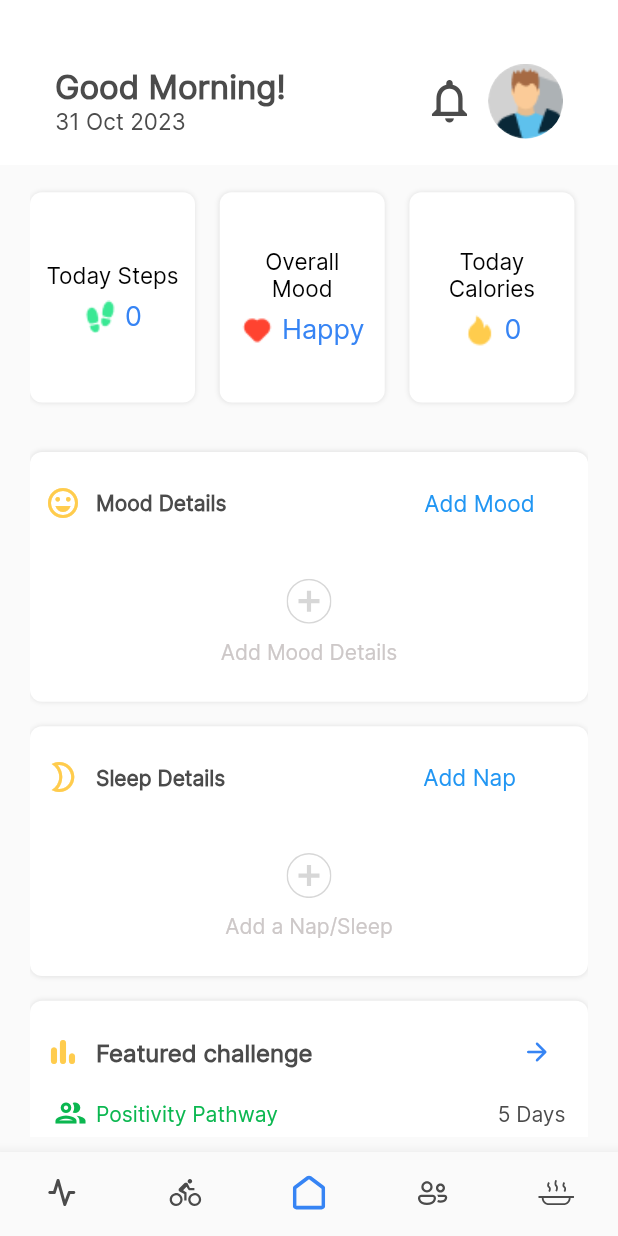
After one commit to Team-Ayura/Ayura-Client, a Flutter app: the Diary_Home screen opened directly, on a phone screen of 412 x 824 dp. The commit adds this screen. Run offline on Flutter 3.47's test engine with Material 2 defaults, Android fonts, the phone set to English and light mode, and no system bars; our stand-ins replace buttons_tabbar, fl_chart, flutter_animate, flutter_calendar_carousel, flutter_slidable, flutter_svg and 11 more; missing offline and left inert: country_list_pick, flutter_ruler_picker, time_duration_picker; accounts and stored records are empty; project files that could hold a hidden picture were left out.

Commit message:
create diary_home page ui

```diff
--- a/lib/auth/login.dart
+++ b/lib/auth/login.dart
@@ -1,4 +1,5 @@
 import 'package:ayura/auth/auth_screen.dart';
+import 'package:ayura/pages/diary_home.dart';
 import 'package:ayura/pages/home.dart';
 import 'package:ayura/provider/autProvider/authentication_provider.dart';
 import 'package:ayura/utils/router.dart';
@@ -157,6 +158,7 @@ class LoginState extends State<Login> {
                                 showMessage(context, auth.resMessage);
                                 PageNavigator(context: context)
                                     .nextPage(const Home());
+                                    // .nextPage(const Diary_Home());
                               } else {
                                 // Show an error message or handle the unsuccessful login case
                                 showMessage(context, auth.resMessage);
--- a/lib/auth/onboarding_screen.dart
+++ b/lib/auth/onboarding_screen.dart
@@ -2,6 +2,7 @@ import 'package:ayura/auth/auth_screen.dart';
 import 'package:ayura/auth/login.dart';
 import 'package:ayura/constants/colors.dart';
 import 'package:ayura/constants/styles.dart';
+import 'package:ayura/pages/diary_home.dart';
 import 'package:ayura/utils/router.dart';
 import 'package:ayura/widgets/global/custom_button.dart';
 import 'package:flutter/material.dart';
@@ -69,6 +70,7 @@ class OnboardingScreenState extends State<OnboardingScreen> {
                     InkWell(
                       onTap: () {
                         PageNavigator(context: context).nextPage(const Login());
+                        // PageNavigator(context: context).nextPage(const Diary_Home());
                       },
                       child: const Text(
                         'Sign in',
--- /dev/null
+++ b/lib/pages/diary_home.dart
@@ -0,0 +1,379 @@
+import 'package:ayura/constants/colors.dart';
+import 'package:ayura/pages/features/sleep_tracking/page1.dart';
+import 'package:ayura/utils/router.dart';
+import 'package:ayura/widgets/features/home/activity_card.dart';
+import 'package:ayura/widgets/features/home/diary_activity_card.dart';
+import 'package:ayura/widgets/features/home/tips_card.dart';
+import 'package:ayura/widgets/global/bottom_navigation.dart';
+import 'package:ayura/widgets/features/community/challenge_card.dart'; // Challenge Card Widget
+
+import 'package:flutter/material.dart';
+import 'package:flutter_svg/flutter_svg.dart';
+import 'package:intl/intl.dart';
+
+class Diary_Home extends StatefulWidget {
+  const Diary_Home({Key? key}) : super(key: key);
+
+  @override
+  _Diary_HomeState createState() => _Diary_HomeState();
+}
+
+class _Diary_HomeState extends State<Diary_Home> {
+  TextEditingController birthdayController = TextEditingController();
+
+    String getGreeting() {
+    final currentTime = DateTime.now();
+    final hour = currentTime.hour;
+
+    if (hour < 12) {
+      return 'Good Morning!';
+    } else if (hour < 17) {
+      return 'Good Afternoon!';
+    } else {
+      return 'Good Evening!';
+    }
+  }
+
+  @override
+  Widget build(BuildContext context) {
+    double width = MediaQuery.of(context).size.width;
+    double height = MediaQuery.of(context).size.height;
+    String formattedDate = DateFormat('dd MMM yyyy').format(DateTime.now());
+    String greeting = getGreeting();
+
+
+    return Scaffold(
+      appBar: PreferredSize(
+        preferredSize:
+            const Size.fromHeight(110.0), // Set the preferred size here.
+        child: AppBar(
+          backgroundColor: Colors.white,
+          automaticallyImplyLeading: false,
+          elevation: 0,
+          toolbarHeight: 110.0,
+          title: Padding(
+            padding: EdgeInsets.fromLTRB(
+                width * 0.05, height * 0.07, width * 0.05, height * 0.04),
+            child: Row(
+                mainAxisAlignment: MainAxisAlignment.spaceBetween,
+                children: [
+                  Column(
+                    crossAxisAlignment: CrossAxisAlignment.start,
+                    mainAxisAlignment: MainAxisAlignment.start,
+                    children: [
+                      Text(
+                        greeting,
+                        style: const TextStyle(
+                            fontFamily: "Inter",
+                            color: AppColors.textColor,
+                            fontSize: 22,
+                            fontWeight: FontWeight.w600),
+                      ),
+                      Text(
+                        formattedDate,
+                        style: const TextStyle(
+                            fontFamily: "Inter",
+                            color: AppColors.textColor,
+                            fontSize: 15,
+                            fontWeight: FontWeight.w500),
+                      ),
+                    ],
+                  ),
+                  Row(
+                    children: [
+                      const Icon(
+                        Icons.notifications_outlined,
+                        color: AppColors.textColor,
+                        size: 35,
+                      ),
+                      SizedBox(width: width * 0.02),
+                      Container(
+                        height: 50,
+                        width: 50,
+                        decoration: BoxDecoration(
+                          borderRadius: BorderRadius.circular(50),
+                          image: const DecorationImage(
+                            image: AssetImage('assets/images/profileIcon.png'),
+                            fit: BoxFit.cover,
+                          ),
+                        ),
+                      ),
+                    ],
+                  ),
+                ]),
+          ),
+        ),
+      ),
+      body: Padding(
+        padding: const EdgeInsets.symmetric(horizontal: 20.0, vertical: 10.0),
+        child: CustomScrollView(slivers: [
+          SliverToBoxAdapter(
+            child: SizedBox(
+              height: height * 0.2,
+              child: Column(
+                children: [
+                  SizedBox(height: height * 0.01),
+                  Expanded(
+                    child: ListView(
+                        scrollDirection: Axis.horizontal,
+                        shrinkWrap: false,
+                        children: [
+                          diaryactivityCard(
+                              text: 'Today Steps',
+                              number: '0' ,
+                              image: 'assets/icons/step_icon.png'),
+                          SizedBox(width: width * 0.04),
+                          diaryactivityCard(
+                              text: 'Overall Mood',
+                              number: 'Happy',
+                              image: 'assets/icons/heart.png'),
+                          SizedBox(width: width * 0.04),
+                          diaryactivityCard(
+                              text: 'Today Calories',
+                              number: '0',
+                              image: 'assets/icons/fire.png'),
+                        ]),
+                  ),
+                  SizedBox(height: height * 0.02)
+                ],
+              ),
+            ),
+          ),
+          SliverList(
+            delegate: SliverChildListDelegate(
+              [
+                SizedBox(height: height * 0.02),
+               Container(
+                  padding: const EdgeInsets.fromLTRB(10, 10, 10, 15),
+                  decoration: BoxDecoration(
+                    borderRadius: BorderRadius.circular(8),
+                    color: Colors.white,
+                    boxShadow: const [
+                      BoxShadow(
+                        color: Color.fromARGB(69, 158, 158, 158),
+                        blurRadius: 2.0,
+                      ),
+                    ],
+                  ),
+                  child: Column(
+                    mainAxisAlignment: MainAxisAlignment.start,
+                    crossAxisAlignment: CrossAxisAlignment.start,
+                    children: [
+                      Row(
+                        children: [
+                          const Icon(
+                            Icons.emoji_emotions_outlined,
+                            size: 24.0,
+                            color: AppColors.yellowColor,
+                          ),
+                          const SizedBox(width: 10),
+                          const Flexible(
+                            child: Text(
+                              'Mood Details ',
+                              style: TextStyle(
+                                color: AppColors.textColor,
+                                fontSize: 14,
+                                fontFamily: "Inter",
+                                fontWeight: FontWeight.w600,
+                              ),
+                            ),
+                          ),
+                           const SizedBox(width: 120),
+                          TextButton(
+                            onPressed: () {
+                              PageNavigator(context: context)
+                                  .nextPage(const SleepFirstPage());
+                            },
+                            child: const Text(
+                              'Add Mood',
+                              style: TextStyle(
+                                fontSize: 15,
+                                fontFamily: "Inter",
+                                fontWeight: FontWeight.w400,
+                              ),
+                            ),
+                          ),
+                        ],
+                      ),
+                      SizedBox(height: height * 0.02),
+                      Container(
+                        padding: const EdgeInsets.all(10),
+                        child: Center(
+                          child: Column(
+                            mainAxisAlignment: MainAxisAlignment.center,
+                            crossAxisAlignment: CrossAxisAlignment.center,
+                            children:[
+                              SvgPicture.asset('assets/icons/diary_add.svg'),
+                              const SizedBox(height:10 ,),
+                              const Text(
+                                'Add Mood Details',
+                                style: TextStyle(
+                                  color: Color.fromARGB(255, 205, 200, 200),
+                                  fontSize: 14,
+                                  fontFamily: "Inter",
+                                  fontWeight: FontWeight.w400,
+                                ),
+                              ),
+
+                            ]
+                          ),
+                        ),
+                      ),
+                    ],
+                  ),
+                ),
+                SizedBox(height: height * 0.02),
+                Container(
+                  padding: const EdgeInsets.fromLTRB(10, 10, 10, 15),
+                  decoration: BoxDecoration(
+                    borderRadius: BorderRadius.circular(8),
+                    color: Colors.white,
+                    boxShadow: const [
+                      BoxShadow(
+                        color: Color.fromARGB(69, 158, 158, 158),
+                        blurRadius: 2.0,
+                      ),
+                    ],
+                  ),
+                  child: Column(
+                    mainAxisAlignment: MainAxisAlignment.start,
+                    crossAxisAlignment: CrossAxisAlignment.start,
+                    children: [
+                      Row(
+                        children: [
+                          const Icon(
+                            Icons.mode_night_outlined,
+                            size: 24.0,
+                            color: AppColors.yellowColor,
+                          ),
+                          const SizedBox(width: 10),
+                          const Flexible(
+                            child: Text(
+                              'Sleep Details ',
+                              style: TextStyle(
+                                color: AppColors.textColor,
+                                fontSize: 14,
+                                fontFamily: "Inter",
+                                fontWeight: FontWeight.w600,
+                              ),
+                            ),
+                          ),
+                           const SizedBox(width: 120),
+                          TextButton(
+                            onPressed: () {
+                              PageNavigator(context: context)
+                                  .nextPage(const SleepFirstPage());
+                            },
+                            child: const Text(
+                              'Add Nap',
+                              style: TextStyle(
+                                fontSize: 15,
+                                fontFamily: "Inter",
+                                fontWeight: FontWeight.w400,
+                              ),
+                            ),
+                          ),
+                        ],
+                      ),
+                      SizedBox(height: height * 0.02),
+                      Container(
+                        padding: const EdgeInsets.all(10),
+                        child: Center(
+                          child: Column(
+                            mainAxisAlignment: MainAxisAlignment.center,
+                            crossAxisAlignment: CrossAxisAlignment.center,
+                            children:[
+                              SvgPicture.asset('assets/icons/diary_add.svg'),
+                              const SizedBox(height:10 ,),
+                              const Text(
+                                'Add a Nap/Sleep',
+                                style: TextStyle(
+                                  color: Color.fromARGB(255, 205, 200, 200),
+                                  fontSize: 14,
+                                  fontFamily: "Inter",
+                                  fontWeight: FontWeight.w400,
+                                ),
+                              ),
+
+                            ]
+                          ),
+                        ),
+                      ),
+                    ],
+                  ),
+                ),
+                SizedBox(height: height * 0.02),
+                Container(
+                  padding: const EdgeInsets.all(10),
+                  decoration: BoxDecoration(
+                    borderRadius: BorderRadius.circular(8),
+                    color: Colors.white,
+                    boxShadow: const [
+                      BoxShadow(
+                        color: Color.fromARGB(69, 158, 158, 158),
+                        blurRadius: 2.0,
+                      ),
+                    ],
+                  ),
+                  child: const Column(
+                    mainAxisAlignment: MainAxisAlignment.start,
+                    crossAxisAlignment: CrossAxisAlignment.start,
+                    children: [
+                      Row(
+                        children: [
+                          Icon(
+                            Icons.bar_chart_rounded,
+                            size: 24.0,
+                            color: AppColors.yellowColor,
+                          ),
+                          SizedBox(width: 10),
+                          Text(
+                            'Featured challenge',
+                            style: TextStyle(
+                              color: AppColors.textColor,
+                              fontSize: 16,
+                              fontFamily: "Inter",
+                              fontWeight: FontWeight.w600,
+                            ),
+                          ),
+                          Expanded(
+                            child: SizedBox(),
+                          ),
+                          IconButton(
+                            onPressed: null,
+                            icon: Icon(
+                              Icons.arrow_forward_rounded,
+                              size: 20,
+                              color: AppColors.primaryColor,
+                            ),
+                          ),
+                        ],
+                      ),
+                      SizedBox(
+                        // Challenge Container
+                        child: ChallengeCard(
+                          //Must Pass other data also, such as challenge data
+                          margin: 0,
+                          padding: 5,
+                          communityName: 'Positivity Pathway',
+                          challengeName: 'Morning Walking Routine',
+                          challengeType: 'Walking',
+                          remainingTime: '5 Days',
+                          completedCount: '1.1',
+                          totalCount: '4 km',
+                          startingDate: '2021-09-01',
+                          endingDate: '2021-09-07',
+                        ),
+                      ),
+                    ],
+                  ),
+                ),
+              ],
+            ),
+          )
+        ]),
+      ),
+      bottomNavigationBar: const AppNavigation(),
+    );
+  }
+}
--- /dev/null
+++ b/lib/widgets/features/home/diary_activity_card.dart
@@ -0,0 +1,57 @@
+import 'package:ayura/constants/colors.dart';
+import 'package:flutter/material.dart';
+
+Widget diaryactivityCard({String? number,String? text, String? image}) {
+  return Container(
+    padding: const EdgeInsets.all(10),
+    width: 110,
+    decoration: BoxDecoration(
+      borderRadius: BorderRadius.circular(8),
+      color: Colors.white,
+      boxShadow: const [
+        BoxShadow(
+          color: Color.fromARGB(69, 158, 158, 158),
+          blurRadius: 2.0,
+        ),
+      ],
+    ),
+    child: Column(
+      crossAxisAlignment: CrossAxisAlignment.center,
+      mainAxisAlignment: MainAxisAlignment.center,
+      children: [
+        Text(
+          text!,
+          textAlign: TextAlign.center,
+          style: const TextStyle(
+            color: Colors.black,
+            fontSize: 15,
+            fontWeight: FontWeight.w500,
+            fontFamily: "Inter",
+
+          ),
+        ),
+        const SizedBox(height: 8),
+        Row(
+          mainAxisAlignment: MainAxisAlignment.center,
+          children: [
+            Image.asset(
+              '$image',
+            ),
+            const SizedBox(
+              width: 5,
+            ),
+            Text(
+              number.toString(),
+              style: const TextStyle(
+                color: AppColors.primaryColor,
+                fontSize: 18,
+                fontFamily: "Inter",
+                fontWeight: FontWeight.w500,
+              ),
+            ),
+          ],
+        ),
+      ],
+    ),
+  );
+}
```
Also changed, not shown: assets/icons/diary_add.svg (added).
